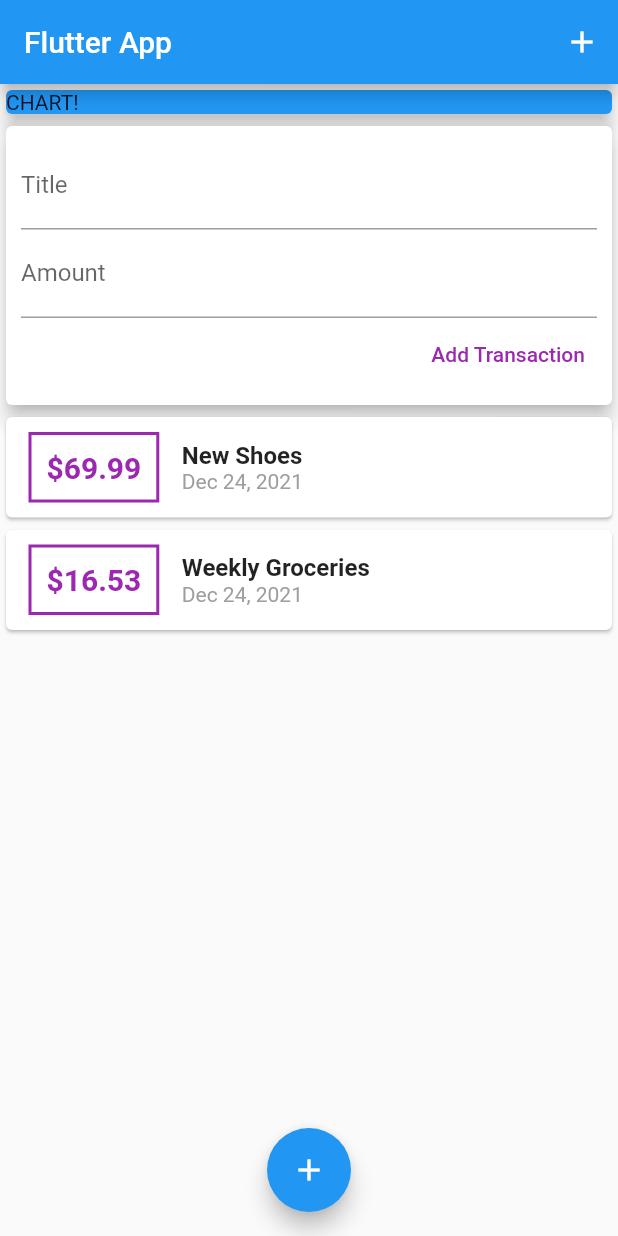
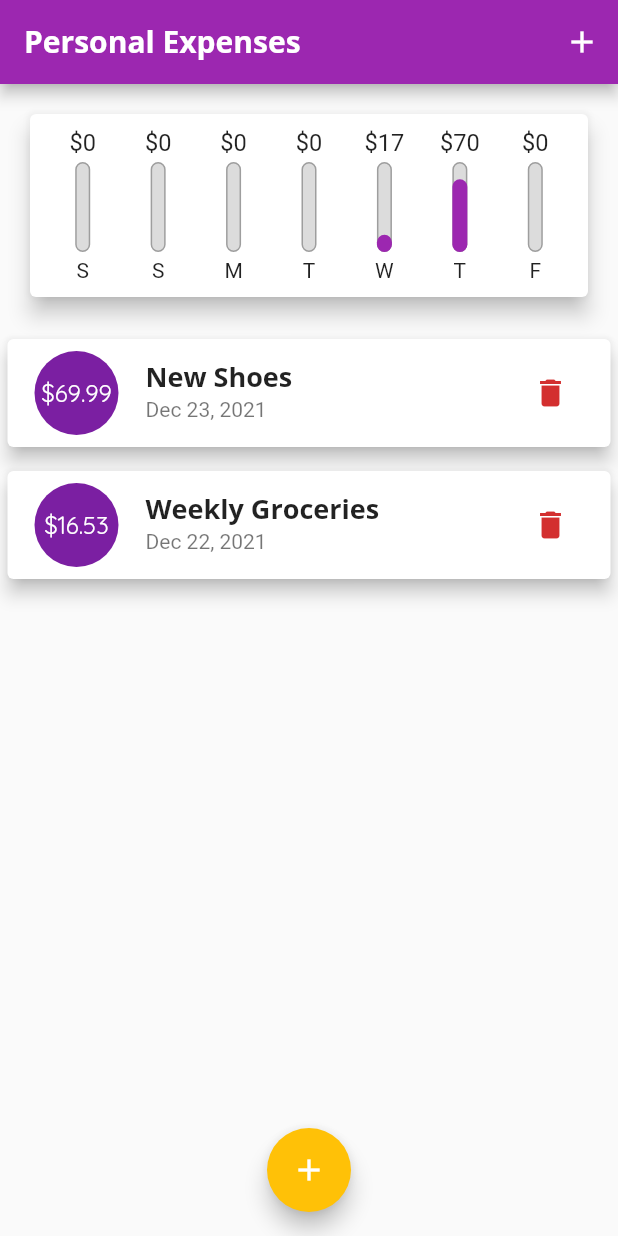
Before and after one commit to jcalderita/course-max-flutter, a Flutter app: the screen it shows after launch, on a phone screen of 412 x 824 dp. Run offline on Flutter 3.47's test engine with Material 2 defaults, Android fonts, the phone set to English and light mode, and no system bars.

Commit message:
Complete module

```diff
--- a/personal_expenses/lib/main.dart
+++ b/personal_expenses/lib/main.dart
@@ -1,6 +1,8 @@
 import 'package:flutter/material.dart';
-
-import 'widgets/user_transaction.dart';
+import 'package:personal_expenses/models/transaction.dart';
+import 'package:personal_expenses/widgets/chart.dart';
+import 'package:personal_expenses/widgets/new_transaction.dart';
+import 'package:personal_expenses/widgets/transaction_list.dart';
 
 void main() {
   runApp(const MyApp());
@@ -12,25 +14,111 @@ class MyApp extends StatelessWidget {
   // This widget is the root of your application.
   @override
   Widget build(BuildContext context) {
-    return const MaterialApp(
-      title: 'Flutter App',
-      home: MyHomePage(),
+    return MaterialApp(
+      title: 'Personal Expenses',
+      theme: ThemeData(
+        primarySwatch: Colors.purple,
+        colorScheme: ColorScheme.fromSwatch().copyWith(
+          primary: Colors.purple,
+          secondary: Colors.amber,
+        ),
+        buttonTheme: ButtonThemeData(
+          colorScheme: ColorScheme.fromSwatch(
+            primarySwatch: Colors.amber,
+            accentColor: Colors.amber,
+            backgroundColor: Colors.amber,
+          ),
+        ),
+        textTheme: ThemeData.light().textTheme.copyWith(
+              headline6: const TextStyle(
+                fontFamily: 'Open Sans',
+                fontWeight: FontWeight.bold,
+                fontSize: 18,
+              ),
+              button: const TextStyle(
+                color: Colors.white,
+              ),
+            ),
+        appBarTheme: const AppBarTheme(
+          titleTextStyle: TextStyle(
+            fontFamily: 'Open Sans',
+            fontSize: 20.0,
+            fontWeight: FontWeight.bold,
+          ),
+        ),
+        fontFamily: 'Quicksand',
+      ),
+      home: const MyHomePage(),
     );
   }
 }
 
-class MyHomePage extends StatelessWidget {
+class MyHomePage extends StatefulWidget {
   const MyHomePage({Key? key}) : super(key: key);
+
+  @override
+  State<MyHomePage> createState() => _MyHomePageState();
+}
+
+class _MyHomePageState extends State<MyHomePage> {
+  final List<Transaction> _userTransactions = [
+    Transaction(
+      id: 't1',
+      title: 'New Shoes',
+      amount: 69.99,
+      date: DateTime.now().subtract(const Duration(
+        days: 1,
+      )),
+    ),
+    Transaction(
+      id: 't2',
+      title: 'Weekly Groceries',
+      amount: 16.53,
+      date: DateTime.now().subtract(const Duration(
+        days: 2,
+      )),
+    ),
+  ];
+
+  List<Transaction> get _recentTransactions => _userTransactions
+      .where((element) =>
+          element.date.isAfter(DateTime.now().subtract(const Duration(
+            days: 7,
+          ))))
+      .toList();
+
+  void _addNewTransact(String txTitle, double txAmount, DateTime txDate) {
+    final newTx = Transaction(
+        id: DateTime.now().toString(),
+        title: txTitle,
+        amount: txAmount,
+        date: txDate);
+
+    setState(() {
+      _userTransactions.add(newTx);
+    });
+  }
+
+  void _deleteTransact(String id) {
+    setState(() {
+      _userTransactions.removeWhere((element) => element.id == id);
+    });
+  }
+
+  void _startAddNewTransaction(BuildContext context) => showModalBottomSheet(
+        context: context,
+        builder: (_) => NewTransaction(_addNewTransact),
+      );
 
   @override
   Widget build(BuildContext context) {
     return Scaffold(
       appBar: AppBar(
-        title: const Text('Flutter App'),
-        actions: const [
+        title: const Text('Personal Expenses'),
+        actions: [
           IconButton(
-            onPressed: null,
-            icon: Icon(
+            onPressed: () => _startAddNewTransaction(context),
+            icon: const Icon(
               Icons.add,
               color: Colors.white,
             ),
@@ -40,23 +128,16 @@ class MyHomePage extends StatelessWidget {
       body: SingleChildScrollView(
         child: Column(
           crossAxisAlignment: CrossAxisAlignment.stretch,
-          children: const [
-            SizedBox(
-              width: double.infinity,
-              child: Card(
-                color: Colors.blue,
-                child: Text('CHART!'),
-                elevation: 5.0,
-              ),
-            ),
-            UserTransactions(),
+          children: [
+            Chart(_recentTransactions),
+            TransactionList(_userTransactions, _deleteTransact),
           ],
         ),
       ),
       floatingActionButtonLocation: FloatingActionButtonLocation.centerFloat,
-      floatingActionButton: const FloatingActionButton(
-        onPressed: null,
-        child: Icon(
+      floatingActionButton: FloatingActionButton(
+        onPressed: () => _startAddNewTransaction(context),
+        child: const Icon(
           Icons.add,
         ),
       ),
--- /dev/null
+++ b/personal_expenses/lib/widgets/chart.dart
@@ -0,0 +1,65 @@
+import 'package:flutter/material.dart';
+import 'package:intl/intl.dart';
+import 'package:personal_expenses/models/transaction.dart';
+import 'package:personal_expenses/widgets/chart_bar.dart';
+
+class Chart extends StatelessWidget {
+  const Chart(this.recentTransactions, {Key? key}) : super(key: key);
+
+  final List<Transaction> recentTransactions;
+
+  List<Map<String, Object>> get groupedTransactionValues =>
+      List.generate(7, (index) {
+        final weekDay = DateTime.now().subtract(Duration(
+          days: index,
+        ));
+        final filter = recentTransactions.where((element) =>
+            DateFormat.yMMMd().format(element.date) ==
+            DateFormat.yMMMd().format(weekDay));
+        final totalSum = filter.isEmpty
+            ? 0
+            : filter
+                .map((e) => e.amount)
+                .reduce((value, element) => value + element);
+
+        return {
+          'day': DateFormat.E().format(weekDay).toString().substring(0, 1),
+          'amount': totalSum,
+        };
+      }).reversed.toList();
+
+  double get totalSpending {
+    return groupedTransactionValues.fold(
+        0.0,
+        (previousValue, element) =>
+            previousValue + double.parse(element['amount'].toString()));
+  }
+
+  @override
+  Widget build(BuildContext context) {
+    return Card(
+      elevation: 6.0,
+      margin: const EdgeInsets.all(20.0),
+      child: Padding(
+        padding: const EdgeInsets.all(10.0),
+        child: Row(
+          mainAxisAlignment: MainAxisAlignment.spaceAround,
+          children: groupedTransactionValues
+              .map(
+                (e) => Flexible(
+                  fit: FlexFit.tight,
+                  child: ChartBar(
+                    e['day'].toString(),
+                    double.parse(e['amount'].toString()),
+                    totalSpending == 0.0
+                        ? 0.0
+                        : double.parse(e['amount'].toString()) / totalSpending,
+                  ),
+                ),
+              )
+              .toList(),
+        ),
+      ),
+    );
+  }
+}
--- /dev/null
+++ b/personal_expenses/lib/widgets/chart_bar.dart
@@ -0,0 +1,62 @@
+import 'package:flutter/material.dart';
+
+class ChartBar extends StatelessWidget {
+  const ChartBar(this.label, this.spendingAmount, this.spendingPctOfTotal,
+      {Key? key})
+      : super(key: key);
+
+  final String label;
+  final double spendingAmount;
+  final double spendingPctOfTotal;
+
+  @override
+  Widget build(BuildContext context) {
+    return Column(
+      children: [
+        SizedBox(
+          height: 18,
+          child: FittedBox(
+            child: Text('\$${spendingAmount.toStringAsFixed(0)}'),
+          ),
+        ),
+        const SizedBox(
+          height: 4,
+        ),
+        SizedBox(
+            height: 60,
+            width: 10,
+            child: Stack(
+              children: [
+                Container(
+                  decoration: BoxDecoration(
+                    border: Border.all(
+                      color: Colors.grey,
+                      width: 1.0,
+                    ),
+                    color: const Color.fromRGBO(220, 220, 220, 1),
+                    borderRadius: BorderRadius.circular(10),
+                  ),
+                ),
+                SizedBox(
+                  height: 60,
+                  child: FractionallySizedBox(
+                    alignment: Alignment.bottomCenter,
+                    heightFactor: spendingPctOfTotal,
+                    child: Container(
+                      decoration: BoxDecoration(
+                        color: Theme.of(context).primaryColor,
+                        borderRadius: BorderRadius.circular(10),
+                      ),
+                    ),
+                  ),
+                ),
+              ],
+            )),
+        const SizedBox(
+          height: 4,
+        ),
+        Text(label),
+      ],
+    );
+  }
+}
--- a/personal_expenses/lib/widgets/transaction_list.dart
+++ b/personal_expenses/lib/widgets/transaction_list.dart
@@ -3,56 +3,69 @@ import 'package:intl/intl.dart';
 import 'package:personal_expenses/models/transaction.dart';
 
 class TransactionList extends StatelessWidget {
-  const TransactionList(this.transactions, {Key? key}) : super(key: key);
+  const TransactionList(this.transactions, this._deleteTransaction, {Key? key})
+      : super(key: key);
 
   final List<Transaction> transactions;
+
+  final Function _deleteTransaction;
 
   @override
   Widget build(BuildContext context) {
     return SizedBox(
       height: 400,
-      child: ListView.builder(
+      child: transactions.isEmpty
+          ? Column(
+              children: [
+                Text(
+                  'No transactions added yet!',
+                  style: Theme.of(context).textTheme.headline6,
+                ),
+                const SizedBox(
+                  height: 10.0,
+                ),
+                SizedBox(
+                  height: 200,
+                  child: Image.asset(
+                    'assets/images/waiting.png',
+                    fit: BoxFit.cover,
+                  ),
+                ),
+              ],
+            )
+          : ListView.builder(
               itemBuilder: (context, index) => Card(
-          child: Row(
-            children: [
-              Container(
-                padding: const EdgeInsets.all(10.0),
+                elevation: 5,
                 margin: const EdgeInsets.symmetric(
-                  vertical: 10.0,
-                  horizontal: 15.0,
+                  horizontal: 5.0,
+                  vertical: 8.0,
                 ),
-                decoration: BoxDecoration(
-                    border: Border.all(
-                  color: Colors.purple,
-                  width: 2,
-                )),
+                child: ListTile(
+                  leading: CircleAvatar(
+                    child: Padding(
+                      padding: const EdgeInsets.all(6.0),
+                      child: FittedBox(
                         child: Text(
                           '\$${transactions[index].amount.toStringAsFixed(2)}',
-                  style: const TextStyle(
-                      fontWeight: FontWeight.bold,
-                      fontSize: 20.0,
-                      color: Colors.purple),
                         ),
                       ),
-              Column(
-                crossAxisAlignment: CrossAxisAlignment.start,
-                children: [
-                  Text(
+                    ),
+                    radius: 30.0,
+                  ),
+                  title: Text(
                     transactions[index].title,
-                    style: const TextStyle(
-                      fontSize: 16.0,
-                      fontWeight: FontWeight.bold,
+                    style: Theme.of(context).textTheme.headline6,
+                  ),
+                  subtitle: Text(
+                    DateFormat.yMMMd().format(transactions[index].date),
+                  ),
+                  trailing: IconButton(
+                    onPressed: () => _deleteTransaction(transactions[index].id),
+                    icon: Icon(
+                      Icons.delete,
+                      color: Theme.of(context).errorColor,
                     ),
                   ),
-                  Text(
-                    DateFormat.yMMMd().format(transactions[index].date),
-                    style: const TextStyle(
-                      color: Colors.grey,
-                    ),
-                  )
-                ],
-              )
-            ],
                 ),
               ),
               itemCount: transactions.length,
--- a/personal_expenses/lib/widgets/user_transaction.dart
+++ /dev/null
@@ -1,53 +0,0 @@
-import 'package:flutter/material.dart';
-import 'package:personal_expenses/models/transaction.dart';
-
-import 'new_transaction.dart';
-import 'transaction_list.dart';
-
-class UserTransactions extends StatefulWidget {
-  const UserTransactions({Key? key}) : super(key: key);
-
-  @override
-  _UserTransactionsState createState() => _UserTransactionsState();
-}
-
-class _UserTransactionsState extends State<UserTransactions> {
-  final List<Transaction> _userTransaction = [
-    Transaction(
-      id: 't1',
-      title: 'New Shoes',
-      amount: 69.99,
-      date: DateTime.now(),
-    ),
-    Transaction(
-      id: 't2',
-      title: 'Weekly Groceries',
-      amount: 16.53,
-      date: DateTime.now(),
-    ),
-  ];
-
-  void _addNewTransact(String txTitle, double txAmount) {
-    final newTx = Transaction(
-        id: DateTime.now().toString(),
-        title: txTitle,
-        amount: txAmount,
-        date: DateTime.now());
-
-    setState(() {
-      _userTransaction.add(newTx);
-    });
-  }
-
-  @override
-  Widget build(BuildContext context) {
-    return Column(
-      children: [
-        NewTransaction(_addNewTransact),
-        TransactionList(
-          _userTransaction,
-        ),
-      ],
-    );
-  }
-}
```
Also changed, not shown: personal_expenses/lib/widgets/new_transaction.dart (+72 -18 lines), personal_expenses/pubspec.yaml (+13 -8 lines), personal_expenses/assets/fonts/OpenSans-Bold.ttf (added), personal_expenses/assets/fonts/OpenSans-Regular.ttf (added), personal_expenses/assets/fonts/Quicksand-Bold.ttf (added), personal_expenses/assets/fonts/Quicksand-Light.ttf (added), personal_expenses/assets/fonts/Quicksand-Medium.ttf (added), personal_expenses/assets/fonts/Quicksand-Regular.ttf (added), personal_expenses/assets/images/waiting.png (added). Lines whose indentation alone changed are shown as unchanged.
